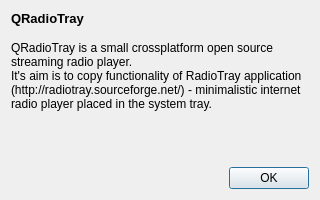
Above: ui/aboutdialog.ui from tangar/QRadioTray before the change. Below: the same form after it.
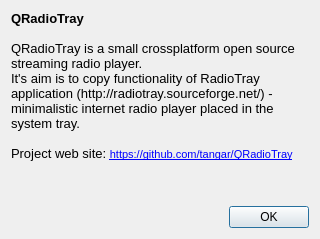
That is the form after the change. Icons and pictures are not drawn.

```diff
--- a/ui/aboutdialog.ui
+++ b/ui/aboutdialog.ui
@@ -7,7 +7,7 @@
     <x>0</x>
     <y>0</y>
     <width>320</width>
-    <height>200</height>
+    <height>239</height>
    </rect>
   </property>
   <property name="windowTitle">
@@ -31,14 +31,16 @@
       <string>&lt;!DOCTYPE HTML PUBLIC &quot;-//W3C//DTD HTML 4.0//EN&quot; &quot;http://www.w3.org/TR/REC-html40/strict.dtd&quot;&gt;
 &lt;html&gt;&lt;head&gt;&lt;meta name=&quot;qrichtext&quot; content=&quot;1&quot; /&gt;&lt;style type=&quot;text/css&quot;&gt;
 p, li { white-space: pre-wrap; }
-&lt;/style&gt;&lt;/head&gt;&lt;body style=&quot; font-family:'Ubuntu'; font-size:10pt; font-weight:400; font-style:normal;&quot;&gt;
+&lt;/style&gt;&lt;/head&gt;&lt;body style=&quot; font-family:'MS Shell Dlg 2'; font-size:8.25pt; font-weight:400; font-style:normal;&quot;&gt;
 &lt;table border=&quot;0&quot; style=&quot;-qt-table-type: root; margin-top:4px; margin-bottom:4px; margin-left:4px; margin-right:4px;&quot;&gt;
 &lt;tr&gt;
 &lt;td style=&quot;border: none;&quot;&gt;
-&lt;p style=&quot; margin-top:0px; margin-bottom:0px; margin-left:0px; margin-right:0px; -qt-block-indent:0; text-indent:0px;&quot;&gt;&lt;span style=&quot; font-weight:600;&quot;&gt;QRadioTray&lt;/span&gt;&lt;/p&gt;
-&lt;p style=&quot;-qt-paragraph-type:empty; margin-top:0px; margin-bottom:0px; margin-left:0px; margin-right:0px; -qt-block-indent:0; text-indent:0px; font-weight:600;&quot;&gt;&lt;/p&gt;
-&lt;p style=&quot; margin-top:0px; margin-bottom:0px; margin-left:0px; margin-right:0px; -qt-block-indent:0; text-indent:0px;&quot;&gt;&lt;a name=&quot;LC3&quot;&gt;&lt;/a&gt;&lt;span style=&quot; font-family:'Ubuntu,UbuntuBeta'; font-size:medium; color:#000000;&quot;&gt;Q&lt;/span&gt;&lt;span style=&quot; font-family:'Ubuntu,UbuntuBeta'; font-size:medium; color:#000000;&quot;&gt;RadioTray is a small crossplatform open source streaming radio player.&lt;/span&gt;&lt;/p&gt;
-&lt;p style=&quot; margin-top:0px; margin-bottom:0px; margin-left:0px; margin-right:0px; -qt-block-indent:0; text-indent:0px;&quot;&gt;&lt;a name=&quot;LC4&quot;&gt;&lt;/a&gt;&lt;span style=&quot; font-family:'Ubuntu,UbuntuBeta'; font-size:medium; color:#000000;&quot;&gt;I&lt;/span&gt;&lt;span style=&quot; font-family:'Ubuntu,UbuntuBeta'; font-size:medium; color:#000000;&quot;&gt;t's aim is to copy functionality of RadioTray application (http://radiotray.sourceforge.net/) - minimalistic internet radio player placed in the system tray.&lt;/span&gt;&lt;/p&gt;&lt;/td&gt;&lt;/tr&gt;&lt;/table&gt;&lt;/body&gt;&lt;/html&gt;</string>
+&lt;p style=&quot; margin-top:0px; margin-bottom:0px; margin-left:0px; margin-right:0px; -qt-block-indent:0; text-indent:0px;&quot;&gt;&lt;span style=&quot; font-family:'Ubuntu'; font-size:10pt; font-weight:600;&quot;&gt;QRadioTray&lt;/span&gt;&lt;/p&gt;
+&lt;p style=&quot;-qt-paragraph-type:empty; margin-top:0px; margin-bottom:0px; margin-left:0px; margin-right:0px; -qt-block-indent:0; text-indent:0px; font-family:'Ubuntu'; font-size:10pt; font-weight:600;&quot;&gt;&lt;/p&gt;
+&lt;p style=&quot; margin-top:0px; margin-bottom:0px; margin-left:0px; margin-right:0px; -qt-block-indent:0; text-indent:0px;&quot;&gt;&lt;a name=&quot;LC3&quot;&gt;&lt;/a&gt;&lt;span style=&quot; font-family:'Ubuntu,UbuntuBeta'; font-size:10pt; color:#000000;&quot;&gt;Q&lt;/span&gt;&lt;span style=&quot; font-family:'Ubuntu,UbuntuBeta'; font-size:10pt; color:#000000;&quot;&gt;RadioTray is a small crossplatform open source streaming radio player.&lt;/span&gt;&lt;/p&gt;
+&lt;p style=&quot; margin-top:0px; margin-bottom:0px; margin-left:0px; margin-right:0px; -qt-block-indent:0; text-indent:0px;&quot;&gt;&lt;a name=&quot;LC4&quot;&gt;&lt;/a&gt;&lt;span style=&quot; font-family:'Ubuntu,UbuntuBeta'; font-size:10pt; color:#000000;&quot;&gt;I&lt;/span&gt;&lt;span style=&quot; font-family:'Ubuntu,UbuntuBeta'; font-size:10pt; color:#000000;&quot;&gt;t's aim is to copy functionality of RadioTray application (http://radiotray.sourceforge.net/) - minimalistic internet radio player placed in the system tray.&lt;/span&gt;&lt;/p&gt;
+&lt;p style=&quot;-qt-paragraph-type:empty; margin-top:0px; margin-bottom:0px; margin-left:0px; margin-right:0px; -qt-block-indent:0; text-indent:0px; font-family:'Ubuntu,UbuntuBeta'; font-size:10pt; color:#000000;&quot;&gt;&lt;/p&gt;
+&lt;p style=&quot; margin-top:0px; margin-bottom:0px; margin-left:0px; margin-right:0px; -qt-block-indent:0; text-indent:0px;&quot;&gt;&lt;span style=&quot; font-family:'Ubuntu,UbuntuBeta'; font-size:10pt; color:#000000;&quot;&gt;Project web site: &lt;/span&gt;&lt;a href=&quot;https://github.com/tangar/QRadioTray&quot;&gt;&lt;span style=&quot; font-size:8pt; text-decoration: underline; color:#0000ff;&quot;&gt;https://github.com/tangar/QRadioTray&lt;/span&gt;&lt;/a&gt;&lt;/p&gt;&lt;/td&gt;&lt;/tr&gt;&lt;/table&gt;&lt;/body&gt;&lt;/html&gt;</string>
      </property>
      <property name="alignment">
       <set>Qt::AlignLeading|Qt::AlignLeft|Qt::AlignTop</set>
```
